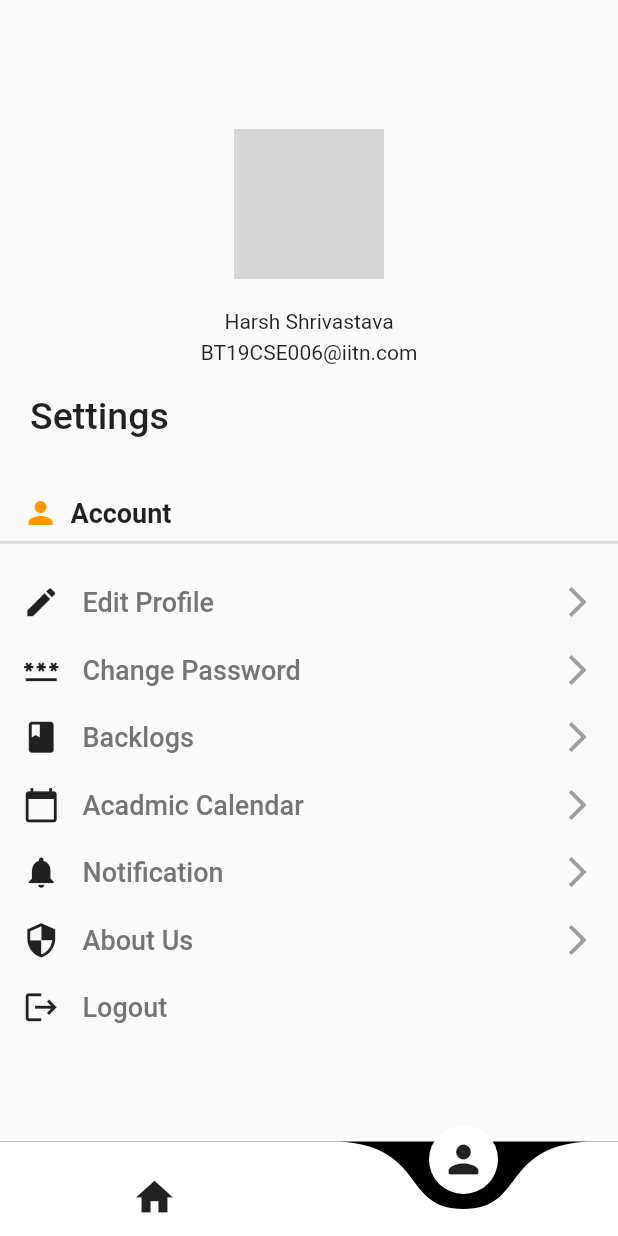
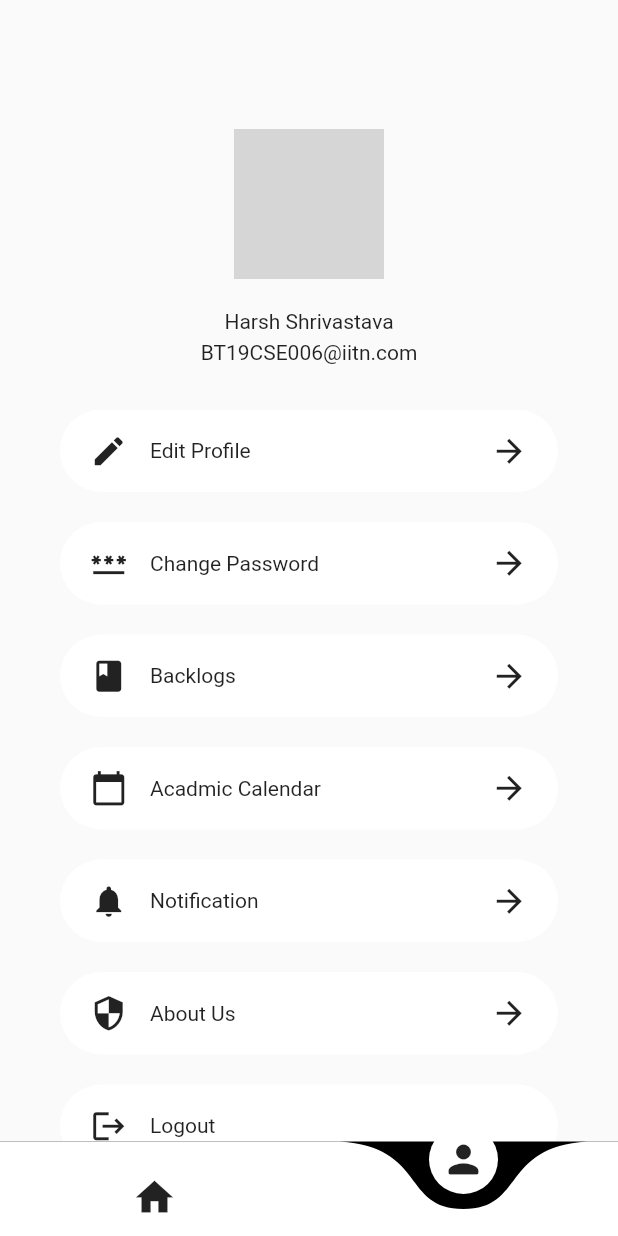
Before and after one commit to Blaze-Community/our_e_college_app, a Flutter app: the screen it shows after launch, item 2 of the bottom bar chosen, on a phone screen of 412 x 824 dp. Run offline on Flutter 3.47's test engine with Material 2 defaults, Android fonts, the phone set to English and light mode, and no system bars; drawn by our look-alikes of curved_navigation_bar; our stand-ins replace flutter_login, font_awesome_flutter, image_picker, marquee, table_calendar; grey boxes are pictures that could not be loaded.

Commit message:
changed profile screen back to the original desgin

```diff
--- a/lib/profilesection/profileSection.dart
+++ b/lib/profilesection/profileSection.dart
@@ -50,39 +50,6 @@ class _ProfileState extends State<Profile> {
               SizedBox(height: 20),
               Expanded(
                   child: Column(children: [
-                Row(children: [
-                  SizedBox(width: 20),
-                  Text(
-                    "Settings",
-                    style: TextStyle(fontSize: 25, fontWeight: FontWeight.w500),
-                  )
-                ]),
-                SizedBox(
-                  height: 38,
-                ),
-                Row(
-                  children: [
-                    SizedBox(
-                      width: 15,
-                    ),
-                    Icon(
-                      Icons.person,
-                      color: Colors.orange,
-                    ),
-                    SizedBox(
-                      width: 8,
-                    ),
-                    Text(
-                      "Account",
-                      style:
-                          TextStyle(fontSize: 18, fontWeight: FontWeight.bold),
-                    ),
-                  ],
-                ),
-                Divider(
-                  height: 15,
-                  thickness: 2,
-                ),
                 SizedBox(
                   height: 10,
                 ),
--- a/lib/profilesection/profilelistitem.dart
+++ b/lib/profilesection/profilelistitem.dart
@@ -16,14 +16,25 @@ class ProfileListItems extends StatelessWidget {
 
   @override
   Widget build(BuildContext context) {
-    return InkWell(
+    return Container(
+      height: 55,
+      margin: EdgeInsets.symmetric(
+        horizontal: 40,
+      ).copyWith(
+        bottom: 20,
+      ),
+      padding: EdgeInsets.symmetric(horizontal: 20),
+      decoration: BoxDecoration(
+        borderRadius: BorderRadius.circular(30),
+        color: Colors.white,
+      ),
+      child: InkWell(
           onTap: () {
             this.onPressed();
           },
           child: Container(
-        padding: const EdgeInsets.symmetric(vertical: 10.0, horizontal: 15.0),
               child: Row(
-          children: [
+            children: <Widget>[
               Icon(
                 this.icon,
                 size: 25,
@@ -31,21 +42,15 @@ class ProfileListItems extends StatelessWidget {
               SizedBox(width: 15),
               Text(
                 this.text,
-              style: TextStyle(
-                fontSize: 18,
-                fontWeight: FontWeight.w500,
-                color: Colors.grey[600],
-              ),
               ),
               Spacer(),
               if (this.hasNavigation)
                 Icon(
-                Icons.arrow_forward_ios,
-                color: Colors.grey,
+                  Icons.arrow_forward,
+                  size: 25,
                 ),
             ],
-        ),
-      ),
+          ))),
     );
   }
 }
```
Lines whose indentation alone changed are shown as unchanged.
